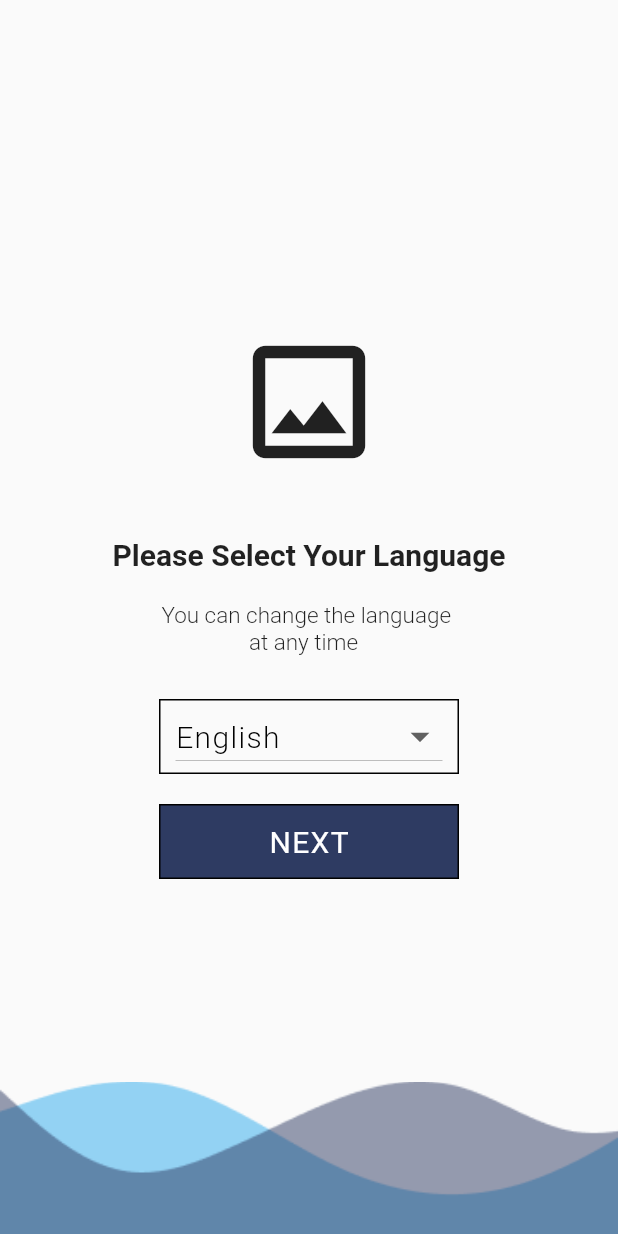
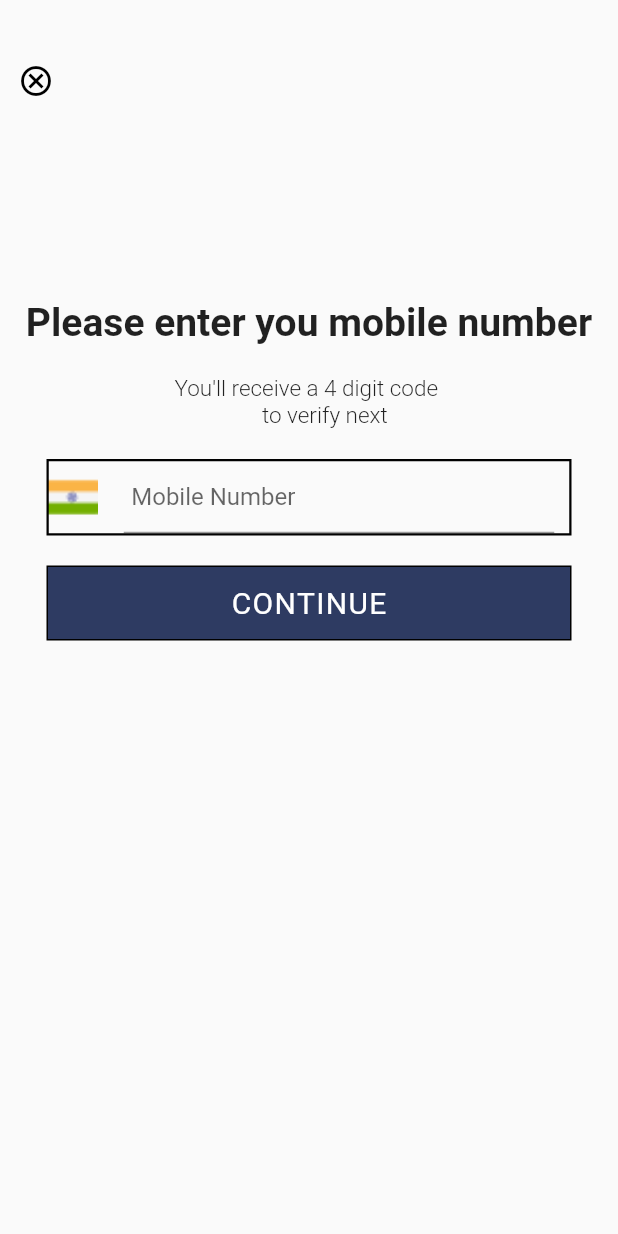
Before and after one commit to cryptic-exe/Otp_verfication, a Flutter app: the screen it shows after launch, on a phone screen of 412 x 824 dp. Run offline on Flutter 3.47's test engine with Material 2 defaults, Android fonts, the phone set to English and light mode, and no system bars.

Commit message:
Mobile number screen completed

```diff
--- a/lib/Frame.dart
+++ b/lib/Frame.dart
@@ -30,7 +30,7 @@ class _MyHomePageState extends State<MyHomePage> {
                   child: Text(
                     'Please Select Your Language',
                     style: TextStyle(
-                        fontWeight: FontWeight.bold, fontSize: 20.0),
+                        fontWeight: FontWeight.bold, fontSize: 25.0),
                   ),
                 ),
                 Padding(
--- /dev/null
+++ b/lib/MobileNumber.dart
@@ -0,0 +1,97 @@
+import 'package:flutter/material.dart';
+import 'package:flutter/painting.dart';
+import 'package:flutter/services.dart';
+
+class MobileNumber extends StatefulWidget {
+  const MobileNumber({Key? key}) : super(key: key);
+
+  @override
+  _MobileNumberState createState() => _MobileNumberState();
+}
+
+class _MobileNumberState extends State<MobileNumber> {
+  @override
+  Widget build(BuildContext context) {
+    return Scaffold(
+      body: Column(
+        verticalDirection: VerticalDirection.down,
+        children: [
+          Container(
+            height: 200,
+            padding: EdgeInsets.only(top: 30),
+            alignment: Alignment.topLeft,
+            child: new IconButton(
+                icon: Icon(
+                  Icons.cancel_outlined,
+                  color: Colors.black,
+                ),
+                onPressed: () {}),
+          ),
+          Column(
+            children: [
+              Text(
+                'Please enter you mobile number',
+                style: TextStyle(fontWeight: FontWeight.bold, fontSize: 26.0),
+              ),
+              Padding(
+                padding: const EdgeInsets.symmetric(vertical: 20),
+                child: Text(
+                  "You'll receive a 4 digit code \n\t\t\t\t\t\t\t\t\t\t\t\t\t\t\t to verify next",
+                  style: TextStyle(fontWeight: FontWeight.w300, fontSize: 15.0),
+                ),
+              ),
+              Container(
+                width: 350,
+                padding: const EdgeInsets.only(left: 50.0, right: 10.0),
+                decoration: BoxDecoration(
+                  border: Border.all(width: 1.5),
+                  image: DecorationImage(
+                    image: AssetImage('Images/india.png'),
+                    alignment: Alignment.centerLeft,
+                    scale: 0.7,
+                  ),
+                ),
+                child: Center(
+                  child: TextField(
+                    keyboardType: TextInputType.phone,
+                    inputFormatters: [FilteringTextInputFormatter.digitsOnly],
+                    decoration: InputDecoration(
+                      prefixText: '+91 ',
+                      contentPadding: EdgeInsets.all(5),
+                      counterText: "",
+                      labelText: 'Mobile Number',
+                      floatingLabelBehavior: FloatingLabelBehavior.auto,
+                    ),
+                    maxLength: 10,
+                  ),
+                ),
+              ),
+              Padding(
+                padding: const EdgeInsets.only(top: 20),
+                child: Container(
+                  width: 350,
+                  padding: const EdgeInsets.only(left: 10.0, right: 10.0),
+                  decoration: BoxDecoration(
+                    color: Color.fromRGBO(46, 59, 98, 1),
+                    border: Border.all(),
+                  ),
+                  child: TextButton(
+                    onPressed: () {},
+                    child: Text(
+                      'CONTINUE',
+                      style: TextStyle(
+                          color: Colors.white,
+                          fontSize: 20.0,
+                          fontWeight: FontWeight.w400,
+                          letterSpacing: 0.9),
+                    ),
+                  ),
+                ),
+              ),
+            ],
+          ),
+        ],
+      ),
+    );
+  }
+}
--- a/lib/main.dart
+++ b/lib/main.dart
@@ -1,6 +1,6 @@
 import 'package:flutter/material.dart';
 import 'package:otp_verification/Frame.dart';
-
+import 'MobileNumber.dart';
 void main() {
   runApp(MyApp());
 }
@@ -14,7 +14,7 @@ class MyApp extends StatelessWidget {
       theme: ThemeData(
         primarySwatch: Colors.blue,
       ),
-      home: MyHomePage(),
+      home: MobileNumber(),  //original function will used is MyHomePage(),
       debugShowCheckedModeBanner: false,
     );
   }
--- a/pubspec.yaml
+++ b/pubspec.yaml
@@ -40,8 +40,7 @@ dev_dependencies:
 flutter:
   uses-material-design: true
   assets:
-    - Images/design1.png
-    - Images/design2.png
+    - Images/
   # An image asset can refer to one or more resolution-specific "variants", see
   # https://flutter.dev/assets-and-images/#resolution-aware.
 
```
Also changed, not shown: Images/india.png (added).
